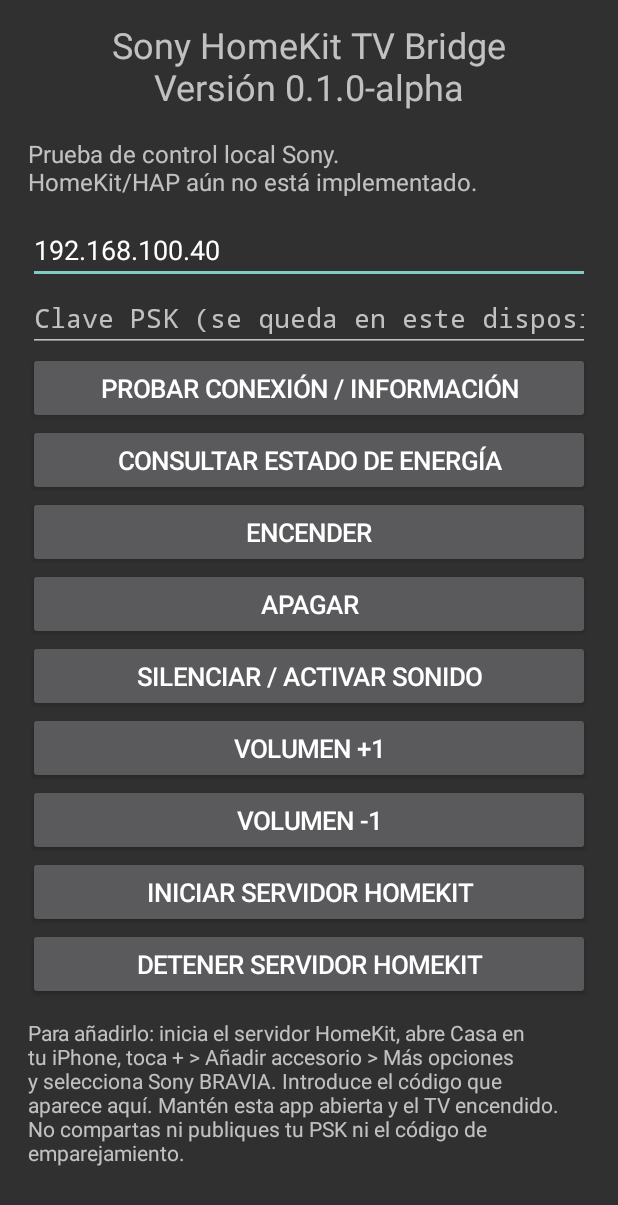
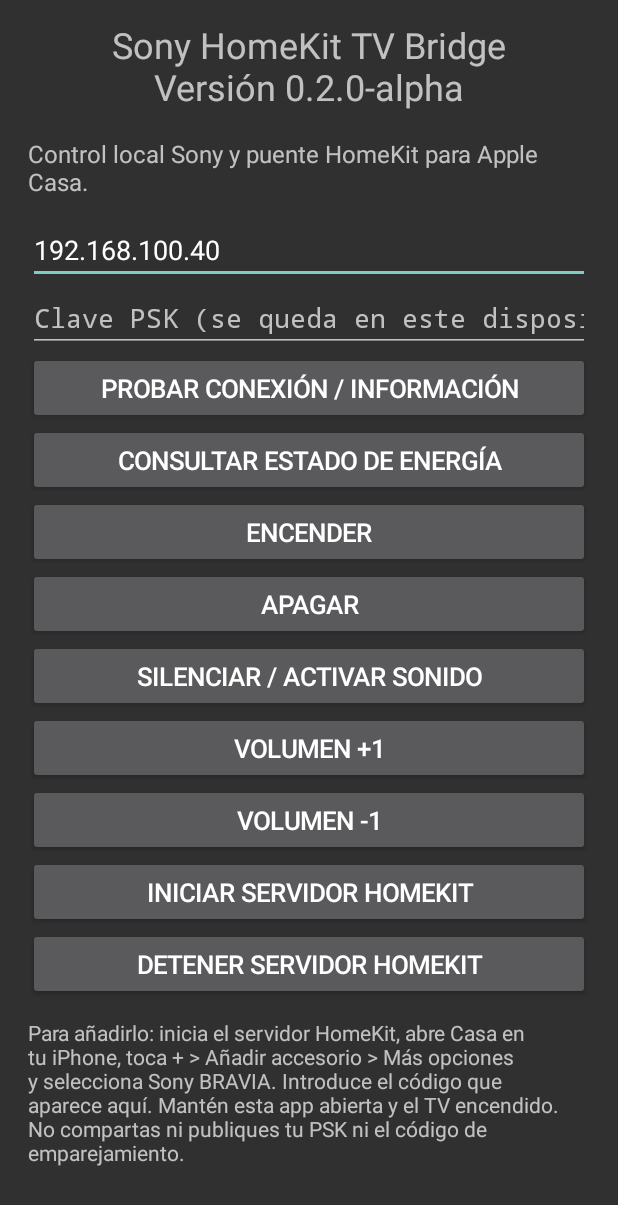
Before and after one commit to cxespinoza01-source/sony-homekit-tv-bridge, an Android app: the screen it shows after launch (MainActivity), on a phone screen of 412 x 824 dp. Shown: the top 1205 px of the screen. Run offline under Robolectric (Android 15) with nearby library versions, the phone set to English and light mode, and no system bars; libraries missing offline, so code that uses them is left out: io.github.hapjava.server, javax.jmdns.

Commit message:
Update app version label and HomeKit status text

```diff
--- a/app/src/main/java/com/example/sonyhomekittvbridge/MainActivity.kt
+++ b/app/src/main/java/com/example/sonyhomekittvbridge/MainActivity.kt
@@ -39,7 +39,7 @@ class MainActivity : Activity() {
         }
 
         val heading = TextView(this).apply {
-            text = "Sony HomeKit TV Bridge\nVersión 0.1.0-alpha"
+            text = "Sony HomeKit TV Bridge\nVersión 0.2.0-alpha"
             textSize = 24f
             gravity = Gravity.CENTER
             setPadding(0, 0, 0, 18)
@@ -47,7 +47,7 @@ class MainActivity : Activity() {
         content.addView(heading)
 
         status = TextView(this).apply {
-            text = "Prueba de control local Sony.\nHomeKit/HAP aún no está implementado."
+            text = "Control local Sony y puente HomeKit para Apple Casa."
             textSize = 16f
             setPadding(0, 8, 0, 18)
         }
```
